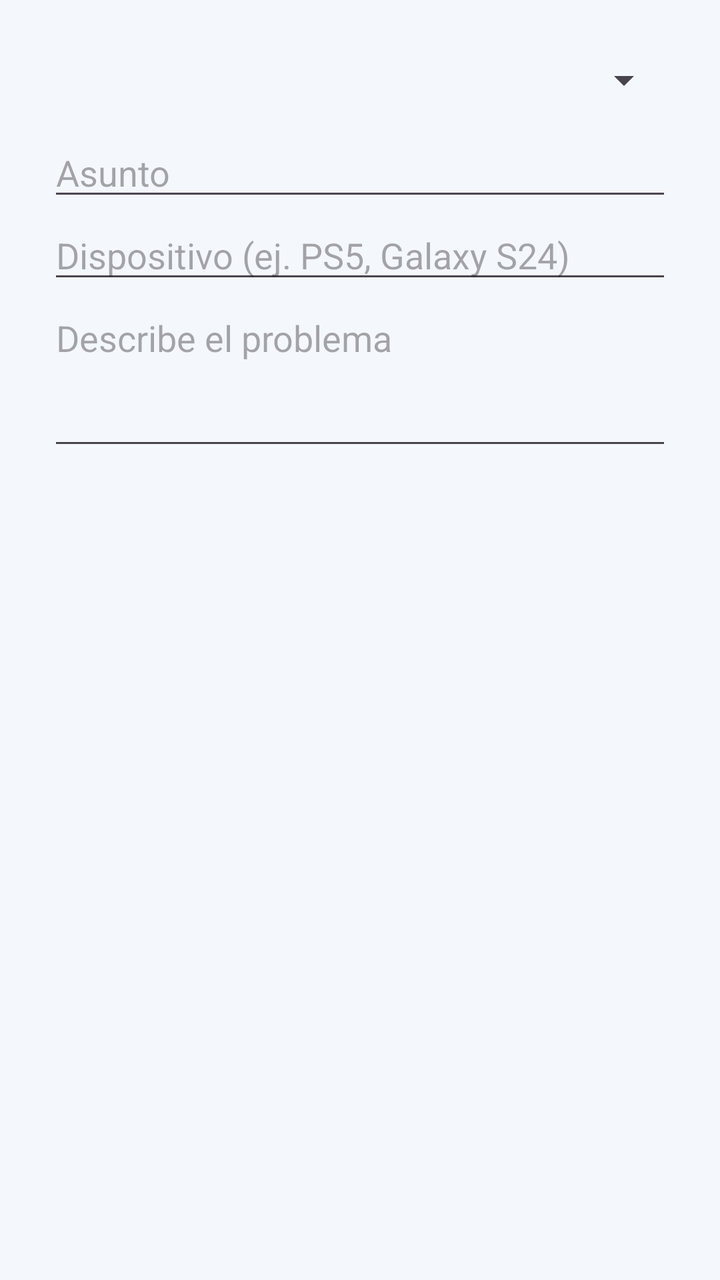
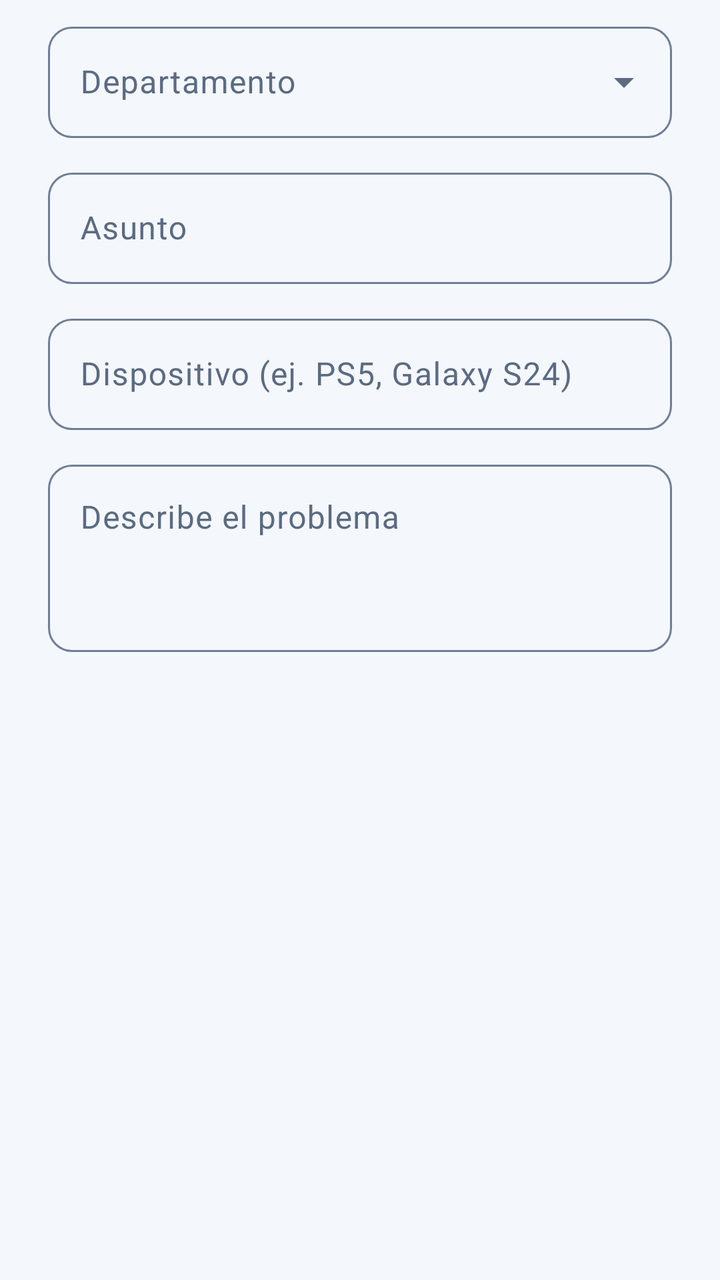

Compare the two renders of this Android layout. The source of the first and the diff that turns it into the second are given below.
<!-- AndroidManifest.xml: application theme Theme.Jokoa -->
<!-- res/layout/dialogo_ticket.xml -->
<?xml version="1.0" encoding="utf-8"?>
<LinearLayout xmlns:android="http://schemas.android.com/apk/res/android"
    android:layout_width="match_parent"
    android:layout_height="wrap_content"
    android:orientation="vertical"
    android:paddingHorizontal="24dp"
    android:paddingTop="16dp">

    <Spinner
        android:id="@+id/spDepartamento"
        android:layout_width="match_parent"
        android:layout_height="48dp" />

    <EditText
        android:id="@+id/etAsunto"
        android:layout_width="match_parent"
        android:layout_height="wrap_content"
        android:hint="Asunto"
        android:inputType="textCapSentences" />

    <EditText
        android:id="@+id/etDispositivo"
        android:layout_width="match_parent"
        android:layout_height="wrap_content"
        android:hint="Dispositivo (ej. PS5, Galaxy S24)"
        android:inputType="textCapSentences" />

    <EditText
        android:id="@+id/etDescripcion"
        android:layout_width="match_parent"
        android:layout_height="wrap_content"
        android:gravity="top"
        android:hint="Describe el problema"
        android:inputType="textMultiLine|textCapSentences"
        android:minLines="3" />
</LinearLayout>
<!-- resources referenced by this layout -->
<resources>
  <style name="Base.Theme.Jokoa" parent="Theme.Material3.Light.NoActionBar">
          <item name="colorPrimary">@color/jokoa_azul</item>
          <item name="colorOnPrimary">@android:color/white</item>
          <item name="colorSecondary">@color/jokoa_coral_oscuro</item>
          <item name="colorOnSecondary">@android:color/white</item>
          <item name="colorSecondaryContainer">@color/jokoa_azul_claro</item>
          <item name="colorOnSecondaryContainer">@color/jokoa_azul</item>
          <item name="android:windowBackground">@color/jokoa_fondo</item>
          <item name="android:textColorPrimary">@color/jokoa_texto</item>
      </style>
  <!-- unchanged entries left out for length: 6 -->
</resources>

<!-- the commit's change to res/layout/dialogo_ticket.xml (unified diff, before → after) -->
@@ -1,36 +1,60 @@
 <?xml version="1.0" encoding="utf-8"?>
-<LinearLayout xmlns:android="http://schemas.android.com/apk/res/android"
+<LinearLayout xmlns:android="http://schemas.android.com/apk/res/android" xmlns:app="http://schemas.android.com/apk/res-auto" xmlns:tools="http://schemas.android.com/tools"
     android:layout_width="match_parent"
     android:layout_height="wrap_content"
     android:orientation="vertical"
     android:paddingHorizontal="24dp"
-    android:paddingTop="16dp">
+    android:paddingTop="8dp">
 
-    <Spinner
-        android:id="@+id/spDepartamento"
-        android:layout_width="match_parent"
-        android:layout_height="48dp" />
-
-    <EditText
-        android:id="@+id/etAsunto"
+    <com.google.android.material.textfield.TextInputLayout
+        style="@style/Widget.Material3.TextInputLayout.OutlinedBox.ExposedDropdownMenu"
         android:layout_width="match_parent"
         android:layout_height="wrap_content"
-        android:hint="Asunto"
-        android:inputType="textCapSentences" />
+        android:hint="Departamento">
 
-    <EditText
-        android:id="@+id/etDispositivo"
+        <com.google.android.material.textfield.MaterialAutoCompleteTextView
+            android:id="@+id/spDepartamento"
+            android:layout_width="match_parent"
+            android:layout_height="wrap_content"
+            android:inputType="none" />
+    </com.google.android.material.textfield.TextInputLayout>
+
+    <com.google.android.material.textfield.TextInputLayout
         android:layout_width="match_parent"
         android:layout_height="wrap_content"
-        android:hint="Dispositivo (ej. PS5, Galaxy S24)"
-        android:inputType="textCapSentences" />
+        android:layout_marginTop="12dp"
+        android:hint="Asunto">
 
-    <EditText
-        android:id="@+id/etDescripcion"
+        <com.google.android.material.textfield.TextInputEditText
+            android:id="@+id/etAsunto"
+            android:layout_width="match_parent"
+            android:layout_height="wrap_content"
+            android:inputType="textCapSentences" />
+    </com.google.android.material.textfield.TextInputLayout>
+    <com.google.android.material.textfield.TextInputLayout
         android:layout_width="match_parent"
         android:layout_height="wrap_content"
-        android:gravity="top"
-        android:hint="Describe el problema"
-        android:inputType="textMultiLine|textCapSentences"
-        android:minLines="3" />
+        android:layout_marginTop="12dp"
+        android:hint="Dispositivo (ej. PS5, Galaxy S24)">
+
+        <com.google.android.material.textfield.TextInputEditText
+            android:id="@+id/etDispositivo"
+            android:layout_width="match_parent"
+            android:layout_height="wrap_content"
+            android:inputType="textCapSentences" />
+    </com.google.android.material.textfield.TextInputLayout>
+    <com.google.android.material.textfield.TextInputLayout
+        android:layout_width="match_parent"
+        android:layout_height="wrap_content"
+        android:layout_marginTop="12dp"
+        android:hint="Describe el problema">
+
+        <com.google.android.material.textfield.TextInputEditText
+            android:id="@+id/etDescripcion"
+            android:layout_width="match_parent"
+            android:layout_height="wrap_content"
+            android:inputType="textMultiLine|textCapSentences"
+            android:gravity="top"
+            android:minLines="3" />
+    </com.google.android.material.textfield.TextInputLayout>
 </LinearLayout>
<!-- resource entries referenced after the edit -->
@@ -3,12 +3,147 @@
   <style name="Base.Theme.Jokoa" parent="Theme.Material3.Light.NoActionBar">
           <item name="colorPrimary">@color/jokoa_azul</item>
           <item name="colorOnPrimary">@android:color/white</item>
+          <item name="colorPrimaryContainer">@color/jokoa_azul_claro</item>
+          <item name="colorOnPrimaryContainer">@color/jokoa_azul_noche</item>
           <item name="colorSecondary">@color/jokoa_coral_oscuro</item>
           <item name="colorOnSecondary">@android:color/white</item>
           <item name="colorSecondaryContainer">@color/jokoa_azul_claro</item>
-          <item name="colorOnSecondaryContainer">@color/jokoa_azul</item>
+          <item name="colorOnSecondaryContainer">@color/jokoa_azul_noche</item>
+          <item name="colorTertiaryContainer">@color/jokoa_coral_tenue</item>
+          <item name="colorOnTertiaryContainer">@color/jokoa_coral_oscuro</item>
+          <item name="colorSurface">@color/jokoa_superficie</item>
+          <item name="colorOnSurface">@color/jokoa_texto</item>
+          <item name="colorOnSurfaceVariant">@color/jokoa_texto_2</item>
+          <item name="colorOutline">@color/jokoa_borde_campo</item>
+          <item name="colorOutlineVariant">@color/jokoa_borde</item>
+          <item name="colorError">@color/jokoa_coral_oscuro</item>
+          <item name="android:colorBackground">@color/jokoa_fondo</item>
           <item name="android:windowBackground">@color/jokoa_fondo</item>
           <item name="android:textColorPrimary">@color/jokoa_texto</item>
+          <item name="android:textColorSecondary">@color/jokoa_texto_2</item>
+          
+          <item name="elevationOverlayEnabled">false</item>
+  
+  
+          <item name="materialButtonStyle">@style/Widget.Jokoa.Button</item>
+          <item name="materialCardViewStyle">@style/Widget.Jokoa.Card</item>
+          <item name="textInputStyle">@style/Widget.Jokoa.TextInput</item>
+          <item name="bottomNavigationStyle">@style/Widget.Jokoa.BottomNav</item>
+          <item name="tabStyle">@style/Widget.Jokoa.Tabs</item>
+          <item name="materialAlertDialogTheme">@style/ThemeOverlay.Jokoa.Dialogo</item>
+      </style>
+  <color name="jokoa_azul_noche">#0F3F6E</color>
+  <color name="jokoa_coral_tenue">#FDEEE8</color>
+  <color name="jokoa_superficie">#FFFFFF</color>
+  <color name="jokoa_texto_2">#5B6B82</color>
+  <color name="jokoa_borde_campo">#6F7F96</color>
+  <color name="jokoa_borde">#D5DEEA</color>
+  <style name="Widget.Jokoa.Button" parent="Widget.Material3.Button">
+          <item name="android:minHeight">56dp</item>
+          <item name="android:textSize">16sp</item>
+          <item name="android:textStyle">bold</item>
+          <item name="android:textAllCaps">false</item>
+          <item name="android:letterSpacing">0</item>
+          <item name="android:textColor">@color/boton_texto</item>
+          <item name="android:stateListAnimator">@animator/boton_pulsar</item>
+          <item name="backgroundTint">@color/boton_azul_fondo</item>
+          <item name="cornerRadius">14dp</item>
+          <item name="iconTint">@color/boton_texto</item>
+          <item name="iconGravity">textStart</item>
+          <item name="iconPadding">8dp</item>
+      </style>
+  <style name="Widget.Jokoa.Card" parent="Widget.Material3.CardView.Outlined">
+          <item name="cardBackgroundColor">@color/jokoa_superficie</item>
+          <item name="cardCornerRadius">16dp</item>
+          <item name="cardElevation">2dp</item>
+          <item name="strokeColor">@color/jokoa_borde</item>
+          <item name="strokeWidth">1dp</item>
+      </style>
+  <style name="Widget.Jokoa.TextInput" parent="Widget.Material3.TextInputLayout.OutlinedBox">
+          <item name="boxCornerRadiusTopStart">12dp</item>
+          <item name="boxCornerRadiusTopEnd">12dp</item>
+          <item name="boxCornerRadiusBottomStart">12dp</item>
+          <item name="boxCornerRadiusBottomEnd">12dp</item>
+          <item name="boxStrokeColor">@color/campo_borde</item>
+          <item name="boxStrokeErrorColor">@color/jokoa_coral_oscuro</item>
+          <item name="boxStrokeWidth">1dp</item>
+          <item name="boxStrokeWidthFocused">2dp</item>
+          <item name="hintTextColor">@color/campo_borde</item>
+          <item name="android:textColorHint">@color/jokoa_texto_2</item>
+          <item name="errorTextColor">@color/jokoa_coral_oscuro</item>
+          <item name="errorIconTint">@color/jokoa_coral_oscuro</item>
+          <item name="endIconTint">@color/jokoa_texto_2</item>
+      </style>
+  <style name="Widget.Jokoa.BottomNav" parent="Widget.Material3.BottomNavigationView">
+          <item name="backgroundTint">@color/jokoa_superficie</item>
+          <item name="itemIconTint">@color/nav_item</item>
+          <item name="itemTextColor">@color/nav_item</item>
+          <item name="itemActiveIndicatorStyle">@style/Widget.Jokoa.BottomNav.Indicador</item>
+          <item name="itemTextAppearanceActive">@style/TextoNavActivo</item>
+          <item name="itemTextAppearanceInactive">@style/TextoNav</item>
+          <item name="labelVisibilityMode">labeled</item>
+          <item name="elevation">0dp</item>
+      </style>
+  <style name="Widget.Jokoa.Tabs" parent="Widget.Material3.TabLayout">
+          <item name="tabIndicatorColor">@color/jokoa_coral</item>
+          <item name="tabIndicatorHeight">3dp</item>
+          <item name="tabSelectedTextColor">@color/jokoa_azul</item>
+          <item name="tabTextColor">@color/jokoa_texto_2</item>
+          <item name="tabTextAppearance">@style/TextoPestana</item>
+          <item name="tabMinWidth">0dp</item>
+          <item name="android:minHeight">48dp</item>
+      </style>
+  <style name="ThemeOverlay.Jokoa.Dialogo" parent="ThemeOverlay.Material3.MaterialAlertDialog">
+          <item name="alertDialogStyle">@style/MaterialAlertDialog.Jokoa</item>
+          <item name="materialAlertDialogTitleTextStyle">@style/MaterialAlertDialog.Jokoa.Titulo</item>
+          <item name="buttonBarPositiveButtonStyle">@style/Widget.Jokoa.Button.CompactoAzul</item>
+          <item name="buttonBarNegativeButtonStyle">@style/Widget.Jokoa.Button.Texto</item>
+          <item name="buttonBarNeutralButtonStyle">@style/Widget.Jokoa.Button.Texto</item>
+          <item name="android:backgroundDimAmount">0.55</item>
+          <item name="android:windowAnimationStyle">@style/Animacion.Jokoa.Dialogo</item>
+      </style>
+  <style name="Widget.Jokoa.BottomNav.Indicador" parent="Widget.Material3.BottomNavigationView.ActiveIndicator">
+          <item name="android:color">@color/jokoa_azul_claro</item>
+      </style>
+  <style name="TextoNavActivo" parent="TextoNav">
+          <item name="android:textColor">@color/jokoa_azul_noche</item>
+      </style>
+  <style name="TextoNav" parent="TextAppearance.Material3.LabelMedium">
+          <item name="android:textSize">12sp</item>
+          <item name="android:textStyle">bold</item>
+      </style>
+  <color name="jokoa_coral">#D85A30</color>
+  <style name="TextoPestana" parent="TextAppearance.Material3.TitleSmall">
+          <item name="android:textSize">16sp</item>
+          <item name="android:textStyle">bold</item>
+          <item name="textAllCaps">false</item>
+      </style>
+  <style name="MaterialAlertDialog.Jokoa" parent="MaterialAlertDialog.Material3">
+          <item name="shapeAppearance">@style/ShapeAppearance.Jokoa.Dialogo</item>
+          <item name="backgroundTint">@color/jokoa_superficie</item>
+      </style>
+  <style name="MaterialAlertDialog.Jokoa.Titulo" parent="MaterialAlertDialog.Material3.Title.Text">
+          <item name="android:textSize">20sp</item>
+          <item name="android:textStyle">normal</item>
+          <item name="android:textColor">@color/jokoa_texto</item>
+      </style>
+  <style name="Widget.Jokoa.Button.CompactoAzul">
+          <item name="android:minHeight">48dp</item>
+          <item name="android:textSize">15sp</item>
+      </style>
+  <style name="Widget.Jokoa.Button.Texto" parent="Widget.Material3.Button.TextButton">
+          <item name="android:minHeight">48dp</item>
+          <item name="android:textSize">16sp</item>
+          <item name="android:textStyle">bold</item>
+          <item name="android:textAllCaps">false</item>
+          <item name="android:textColor">@color/jokoa_azul</item>
+      </style>
+  <style name="Animacion.Jokoa.Dialogo" parent="@android:style/Animation.Dialog">
+          <item name="android:windowEnterAnimation">@anim/dialogo_entra</item>
+          <item name="android:windowExitAnimation">@anim/dialogo_sale</item>
+      </style>
+  <style name="ShapeAppearance.Jokoa.Dialogo" parent="ShapeAppearance.Material3.Corner.ExtraLarge">
+          <item name="cornerSize">16dp</item>
       </style>
   <!-- unchanged entries left out for length: 6 -->
 </resources>
